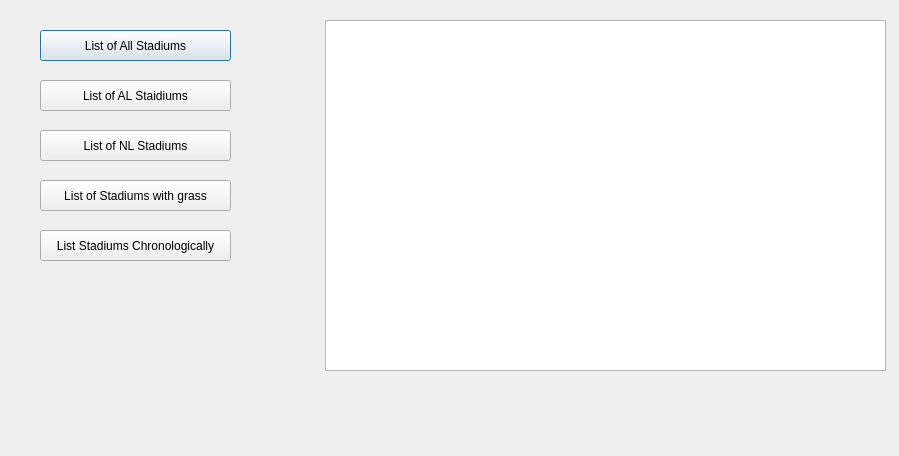
This is listwindow.ui in frimbraza/Baseball-Stadium-Project as Qt 5 draws it before an edit. The edited form follows.
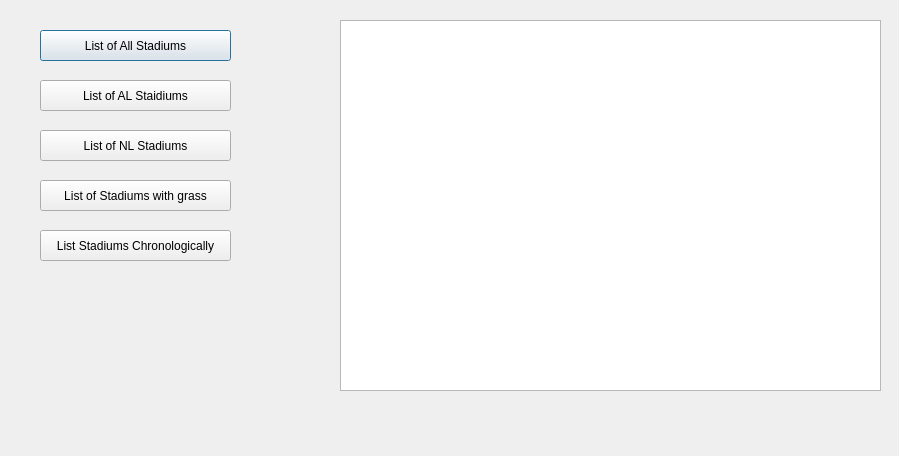
This is the edited form.

Diff of the .ui file:
```diff
--- a/listwindow.ui
+++ b/listwindow.ui
@@ -81,10 +81,10 @@
   <widget class="QTableWidget" name="TableWidget">
    <property name="geometry">
     <rect>
-     <x>325</x>
+     <x>340</x>
      <y>20</y>
-     <width>561</width>
-     <height>351</height>
+     <width>541</width>
+     <height>371</height>
     </rect>
    </property>
   </widget>
```
Left out of the diff: 76 changed lines with no effect on the pictures.
